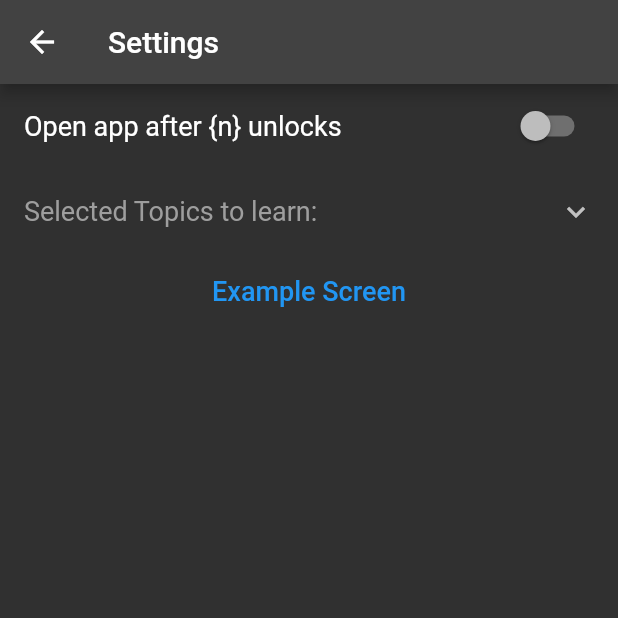
After one commit to FloloGames/vocabulary_trainer, a Flutter app: the screen it shows after launch, after a tap on the "settings" icon, on a phone screen of 412 x 824 dp, the top half of it. The commit adds this screen. Run offline on Flutter 3.47's test engine with Material 2 defaults, Android fonts, the phone set to English and light mode, and no system bars; our stand-ins replace flip_card, flutter_colorpicker, flutter_staggered_animations, rxdart.

Commit message:
added settings page (only example)

```diff
--- a/lib/screens/home_page.dart
+++ b/lib/screens/home_page.dart
@@ -5,6 +5,7 @@ import 'package:vocabulary_trainer/code_behind/subject.dart';
 import 'package:vocabulary_trainer/code_behind/subject_manager.dart';
 import 'package:vocabulary_trainer/screens/custom_page_transition_animation.dart';
 import 'package:vocabulary_trainer/screens/hero_dialog_route.dart';
+import 'package:vocabulary_trainer/screens/settings_page.dart';
 import 'package:vocabulary_trainer/screens/subject_page.dart';
 import 'package:vocabulary_trainer/widgets/editable_text_widget.dart';
 // import 'package:reorderables/reorderables.dart';
@@ -34,6 +35,17 @@ class _HomePageState extends State<HomePage> {
           IconButton(
             onPressed: _addNewSubject,
             icon: const Icon(Icons.add),
+          ),
+          IconButton(
+            onPressed: () {
+              Navigator.of(context).push(
+                CustomPageTransitionAnimation(
+                  const SettingsPage(),
+                  const Alignment(.9, -0.9),
+                ),
+              );
+            },
+            icon: const Icon(Icons.settings),
           ),
         ],
       ),
--- /dev/null
+++ b/lib/screens/settings_page.dart
@@ -0,0 +1,92 @@
+import 'package:flutter/material.dart';
+
+class SettingsPage extends StatefulWidget {
+  const SettingsPage({super.key});
+
+  @override
+  State<SettingsPage> createState() => _SettingsPageState();
+}
+
+class _SettingsPageState extends State<SettingsPage> {
+  final ExpansionTileController _expansionTileController =
+      ExpansionTileController();
+  bool _openAppAfterUnlocks = false;
+
+  @override
+  Widget build(BuildContext context) {
+    return Scaffold(
+      appBar: AppBar(
+        title: const Text('Settings'),
+      ),
+      body: ListView(
+        children: [
+          ListTile(
+            onTap: () {
+              //set unlock count
+            },
+            title: const Text(
+              "Open app after {n} unlocks",
+              style: TextStyle(
+                fontSize: 18,
+              ),
+            ),
+            trailing: Switch(
+              value: _openAppAfterUnlocks,
+              onChanged: (value) {
+                _openAppAfterUnlocks = value;
+                if (!value) {
+                  _expansionTileController.collapse();
+                }
+                setState(() {});
+              },
+            ),
+          ),
+          IgnorePointer(
+            ignoring: !_openAppAfterUnlocks,
+            child: ExpansionTile(
+              controller: _expansionTileController,
+              title: Text(
+                "Selected Topics to learn:",
+                style: TextStyle(
+                  fontSize: 18,
+                  color: _openAppAfterUnlocks ? Colors.white : Colors.grey,
+                ),
+              ),
+              children: [
+                for (int index = 0; index < 2; index++)
+                  ListTile(
+                    title: const Text("Subject/Topic"),
+                    trailing: IconButton(
+                      onPressed: () {
+                        // Remove from list
+                      },
+                      icon: const Icon(Icons.delete),
+                    ),
+                  ),
+                // Button as a child of ExpansionTile
+                IconButton(
+                  onPressed: () {
+                    // Handle button click
+                  },
+                  icon: const Icon(
+                    Icons.add_outlined,
+                    size: 32,
+                  ),
+                ),
+              ],
+            ),
+          ),
+          TextButton(
+            onPressed: () {},
+            child: const Text(
+              "Example Screen",
+              style: TextStyle(
+                fontSize: 18,
+              ),
+            ),
+          ),
+        ],
+      ),
+    );
+  }
+}
```
